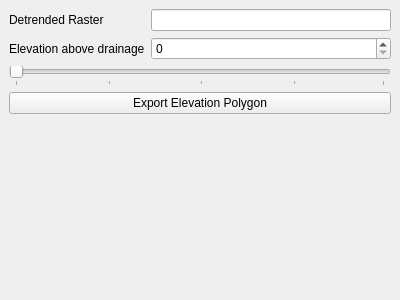
The window that src/ui/ript_dockwidget_elevation.ui (Riverscapes/QRiS) describes before a commit, drawn with Qt 5.
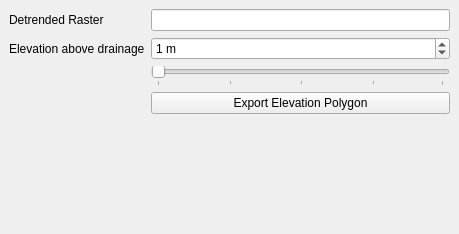
The same window after the commit.

Commit message: 'Some basic GUI formatting'

Diff of the .ui file:
```diff
--- a/src/ui/ript_dockwidget_elevation.ui
+++ b/src/ui/ript_dockwidget_elevation.ui
@@ -6,24 +6,19 @@
    <rect>
     <x>0</x>
     <y>0</y>
-    <width>400</width>
-    <height>300</height>
+    <width>459</width>
+    <height>234</height>
    </rect>
   </property>
   <property name="windowTitle">
-   <string>Detrended Elevation Explorer</string>
+   <string>QRiS Elevation Slider</string>
   </property>
   <widget class="QWidget" name="dockWidgetContents">
-   <layout class="QVBoxLayout" name="verticalLayout">
-    <item>
      <layout class="QFormLayout" name="formLayout">
-      <property name="rowWrapPolicy">
-       <enum>QFormLayout::DontWrapRows</enum>
-      </property>
-      <item row="1" column="0">
-       <widget class="QLabel" name="label_2">
+    <item row="0" column="0">
+     <widget class="QLabel" name="label">
         <property name="text">
-         <string>Elevation above drainage</string>
+       <string>Detrended Raster</string>
         </property>
        </widget>
       </item>
@@ -34,19 +29,33 @@
         </property>
        </widget>
       </item>
-      <item row="0" column="0">
-       <widget class="QLabel" name="label">
+    <item row="1" column="0">
+     <widget class="QLabel" name="label_2">
         <property name="text">
-         <string>Detrended Raster</string>
+       <string>Elevation above drainage</string>
         </property>
        </widget>
       </item>
       <item row="1" column="1">
-       <widget class="QSpinBox" name="numElevation"/>
-      </item>
-     </layout>
-    </item>
-    <item>
+     <widget class="QSpinBox" name="numElevation">
+      <property name="suffix">
+       <string> m</string>
+      </property>
+      <property name="singleStep">
+       <number>1</number>
+      </property>
+      <property name="stepType">
+       <enum>QAbstractSpinBox::DefaultStepType</enum>
+      </property>
+      <property name="value">
+       <number>1</number>
+      </property>
+      <property name="displayIntegerBase">
+       <number>10</number>
+      </property>
+     </widget>
+    </item>
+    <item row="2" column="1">
      <widget class="QSlider" name="elevationSlider">
       <property name="orientation">
        <enum>Qt::Horizontal</enum>
@@ -59,26 +68,13 @@
       </property>
      </widget>
     </item>
-    <item>
+    <item row="3" column="1">
      <widget class="QPushButton" name="btnExport">
       <property name="text">
        <string>Export Elevation Polygon</string>
       </property>
      </widget>
     </item>
-    <item>
-     <spacer name="verticalSpacer">
-      <property name="orientation">
-       <enum>Qt::Vertical</enum>
-      </property>
-      <property name="sizeHint" stdset="0">
-       <size>
-        <width>20</width>
-        <height>40</height>
-       </size>
-      </property>
-     </spacer>
-    </item>
    </layout>
   </widget>
  </widget>
```
Lines whose indentation alone changed are shown as unchanged. The commit also changes 7 other files.
